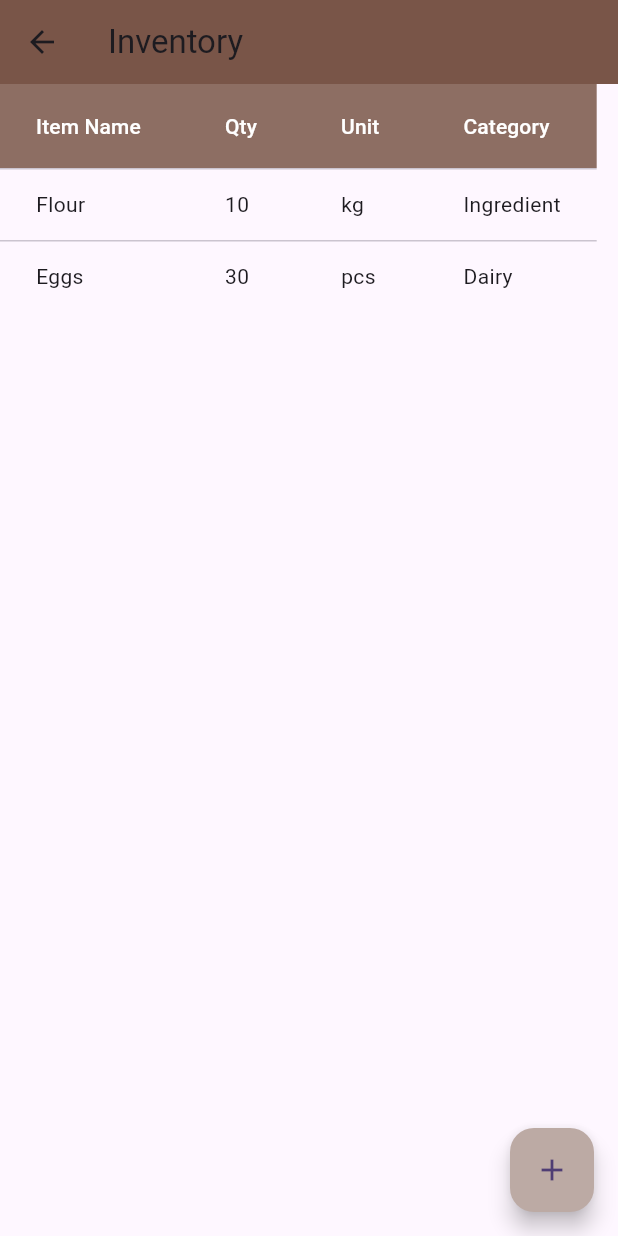
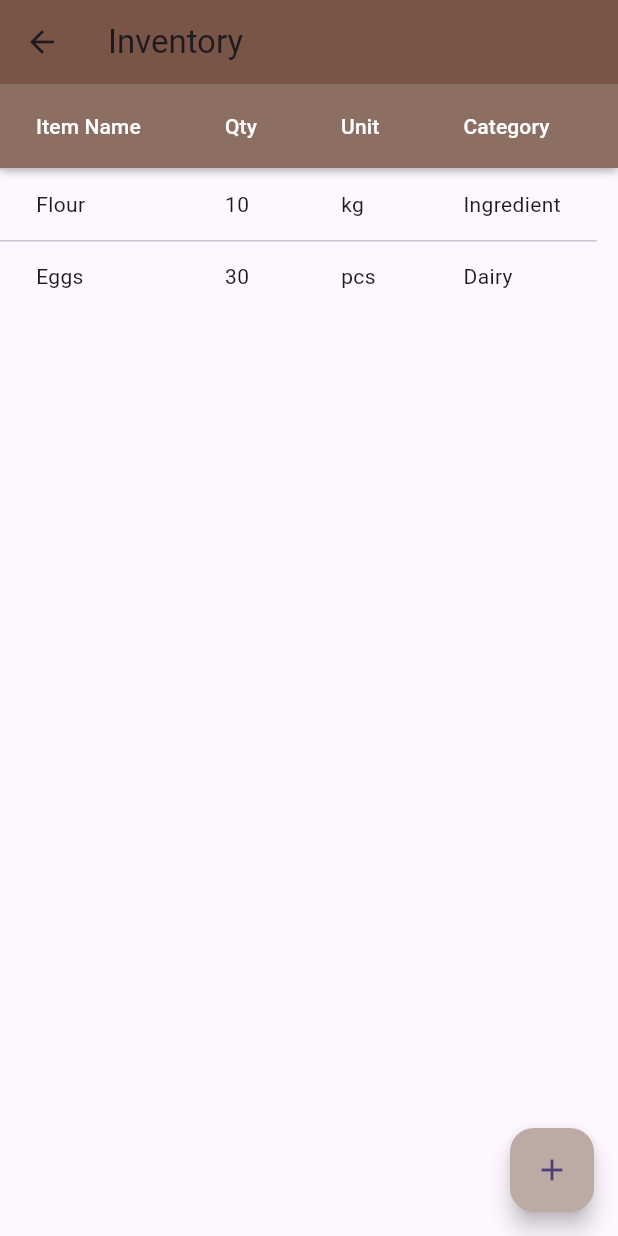
Before and after one commit to VoxMonstra/CSC-4610-Web-Warriors, a Flutter app: the InventoryPage screen opened by its route, on a phone screen of 412 x 824 dp. Run offline on Flutter 3.47's test engine with Material 3 defaults, Android fonts, the phone set to English and light mode, and no system bars; missing offline and left inert: mysql1.

Commit message:
style: extend inventory header row color to edge

```diff
--- a/src/lib/screens/inventory.dart
+++ b/src/lib/screens/inventory.dart
@@ -137,11 +137,28 @@ class _InventoryPageState extends State<InventoryPage> {
         title: Text('Inventory'),
         backgroundColor: Colors.brown,
       ),
-      body: SingleChildScrollView(
+      body: Stack(children: [
+        Container(
+          width: MediaQuery.of(context).size.width, // Full screen width
+          height: 56, // Approximate height of DataTable header row
+          decoration: BoxDecoration(
+            color: Colors.brown[400], // Extends header color
+            boxShadow: [
+              BoxShadow(
+                color: Colors.black
+                    .withOpacity(0.3), // Match DataTable shadow effect
+                blurRadius: 4,
+                offset: Offset(0, 2), // Shadow direction downwards
+              ),
+            ],
+          ),
+        ),
+        SingleChildScrollView(
           scrollDirection: Axis.horizontal,
           child: DataTable(
             headingRowColor: WidgetStateProperty.all(
-              Colors.brown[400]), // Lighter brown header
+                Colors.transparent), // Removes cutoff issue
+
             columns: [
               DataColumn(
                   label:
@@ -151,19 +168,20 @@ class _InventoryPageState extends State<InventoryPage> {
               DataColumn(
                   label: Text('Unit', style: TextStyle(color: Colors.white))),
               DataColumn(
-                label: Text('Category', style: TextStyle(color: Colors.white))),
+                  label:
+                      Text('Category', style: TextStyle(color: Colors.white))),
               if (showColumn5)
                 DataColumn(
                     label: Text('Price/Unit',
                         style: TextStyle(color: Colors.white))),
               if (showColumn6)
                 DataColumn(
-                  label:
-                      Text('Supplier', style: TextStyle(color: Colors.white))),
+                    label: Text('Supplier',
+                        style: TextStyle(color: Colors.white))),
               if (showColumn7)
                 DataColumn(
-                  label:
-                      Text('Acquired', style: TextStyle(color: Colors.white))),
+                    label: Text('Acquired',
+                        style: TextStyle(color: Colors.white))),
             ],
             rows: inventory.asMap().entries.map((entry) {
               int index = entry.key;
@@ -201,6 +219,7 @@ class _InventoryPageState extends State<InventoryPage> {
             }).toList(),
           ),
         ),
+      ]),
       floatingActionButton: FloatingActionButton(
         onPressed: () => showItemDialog(),
         child: Icon(Icons.add),
```
Lines whose indentation alone changed are shown as unchanged.
